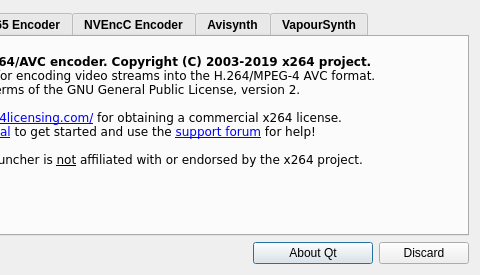
Old version of the form gui/win_about.ui in the repository lordmulder/Simple-x264-Launcher; both pictures show x 233 to 713 and y 0 to 275 of the 713 by 275 pixel window.
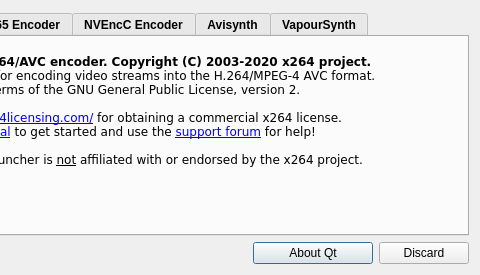
New version of the form. The open tabs and pages were chosen to show the change. Icons and pictures are not drawn.

Diff of the .ui file:
```diff
--- a/gui/win_about.ui
+++ b/gui/win_about.ui
@@ -223,7 +223,7 @@
               </font>
              </property>
              <property name="text">
-              <string>&lt;nobr&gt;&lt;tt&gt;&lt;b&gt;x264 - the best H.264/AVC encoder. Copyright (C) 2003-2019 x264 project.&lt;/b&gt;&lt;br&gt;
+              <string>&lt;nobr&gt;&lt;tt&gt;&lt;b&gt;x264 - the best H.264/AVC encoder. Copyright (C) 2003-2020 x264 project.&lt;/b&gt;&lt;br&gt;
 Free software library for encoding video streams into the H.264/MPEG-4 AVC format.&lt;br&gt;
 Released under the terms of the GNU General Public License, version 2.&lt;br&gt;
 &lt;br&gt;
```
Left out of the diff: 4 changed lines with no effect on the pictures.
